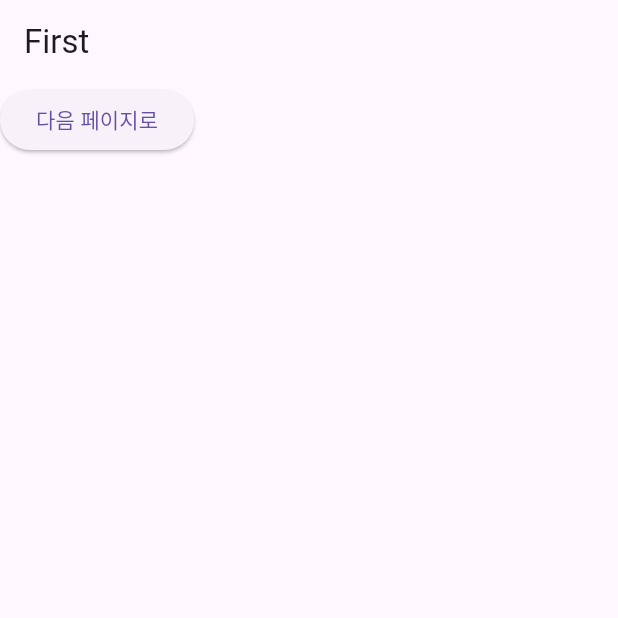
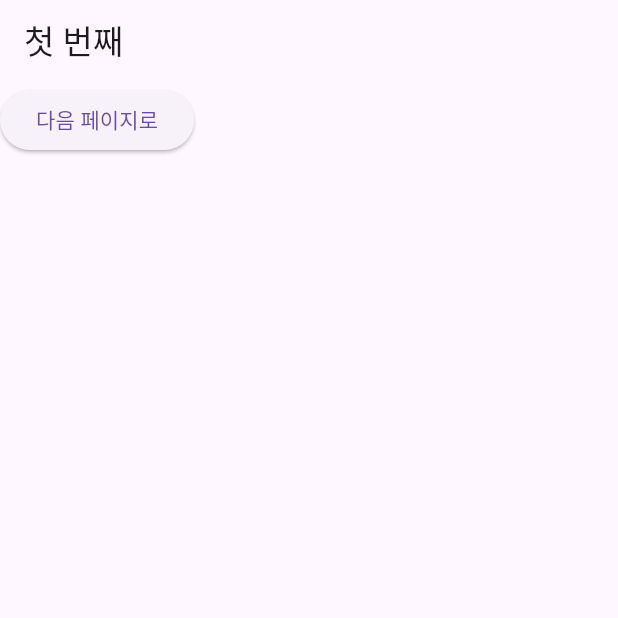
Before and after one commit to Soooobiniya/my_flutter, a Flutter app: the screen it shows after launch, on a phone screen of 412 x 824 dp, the top half of it. Run offline on Flutter 3.47's test engine with Material 3 defaults, Android fonts, the phone set to English and light mode, and no system bars.

Commit message:
test: git 연결:

```diff
--- a/lib/first_page.dart
+++ b/lib/first_page.dart
@@ -7,7 +7,7 @@ class FirstPage extends StatelessWidget {
   Widget build(BuildContext context) {
     return Scaffold(
       appBar: AppBar(
-        title: Text('First'),
+        title: Text('첫 번째'),
       ),
       body: ElevatedButton(
         child: Text('다음 페이지로'),
```
